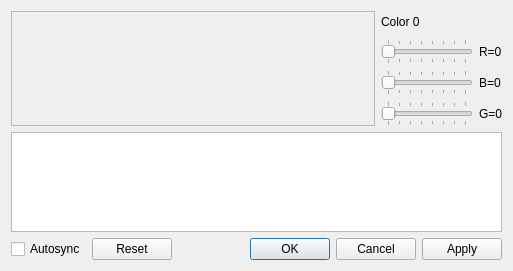
openMSX/debugger, file src/PaletteDialog.ui: the form before one commit.
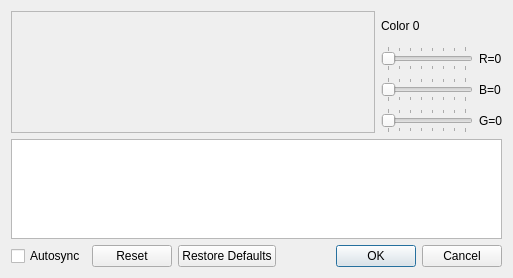
The form after the commit.

Commit message: PaletteDialog: replace apply with restore defaults

```diff
--- a/src/PaletteDialog.ui
+++ b/src/PaletteDialog.ui
@@ -7,7 +7,7 @@
     <x>0</x>
     <y>0</y>
     <width>513</width>
-    <height>271</height>
+    <height>278</height>
    </rect>
   </property>
   <property name="windowTitle">
@@ -139,7 +139,7 @@
         <enum>Qt::Horizontal</enum>
        </property>
        <property name="standardButtons">
-        <set>QDialogButtonBox::Apply|QDialogButtonBox::Cancel|QDialogButtonBox::Ok|QDialogButtonBox::Reset</set>
+        <set>QDialogButtonBox::Cancel|QDialogButtonBox::Ok|QDialogButtonBox::Reset|QDialogButtonBox::RestoreDefaults</set>
        </property>
       </widget>
      </item>
```
The commit also changes 6 other files.
